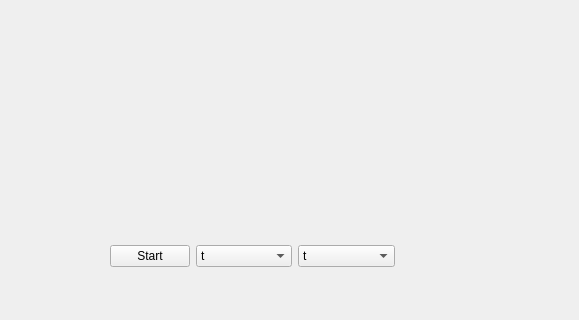
First picture: the form in gui/mainWindow.ui, repository wrdeman/PyPhysEd, before the edit; both pictures show x 0 to 579 and y 329 to 649 of the 801 by 649 pixel window.
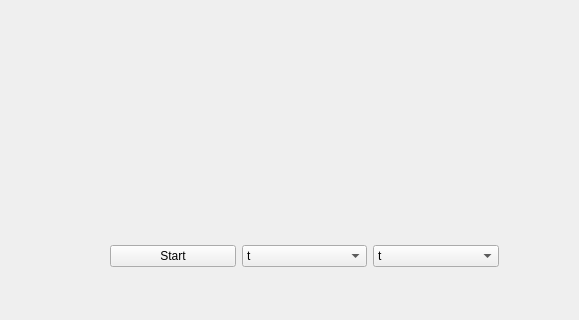
Second picture: the form after the edit.

Patch:
```diff
--- a/gui/mainWindow.ui
+++ b/gui/mainWindow.ui
@@ -17,8 +17,8 @@
    <widget class="QLabel" name="videoFrame">
     <property name="geometry">
      <rect>
-      <x>91</x>
-      <y>15</y>
+      <x>120</x>
+      <y>-10</y>
       <width>611</width>
       <height>501</height>
      </rect>
@@ -35,7 +35,7 @@
      <rect>
       <x>110</x>
       <y>550</y>
-      <width>285</width>
+      <width>389</width>
       <height>32</height>
      </rect>
     </property>
```
Left out of the diff: 6 changed lines with no effect on the pictures.
